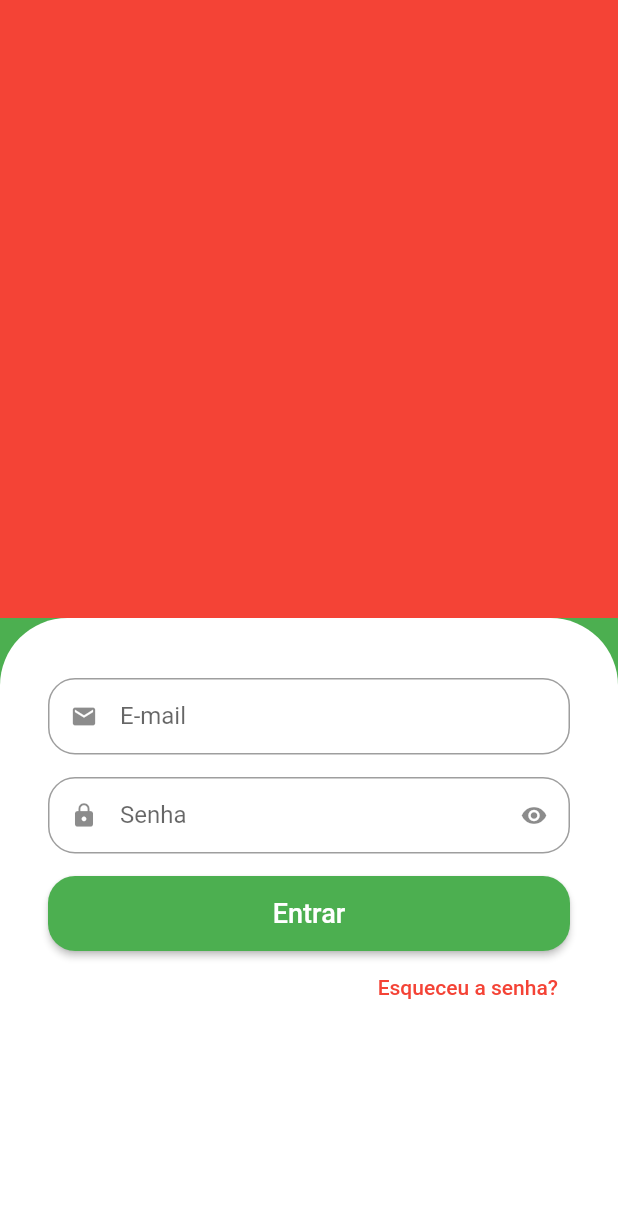
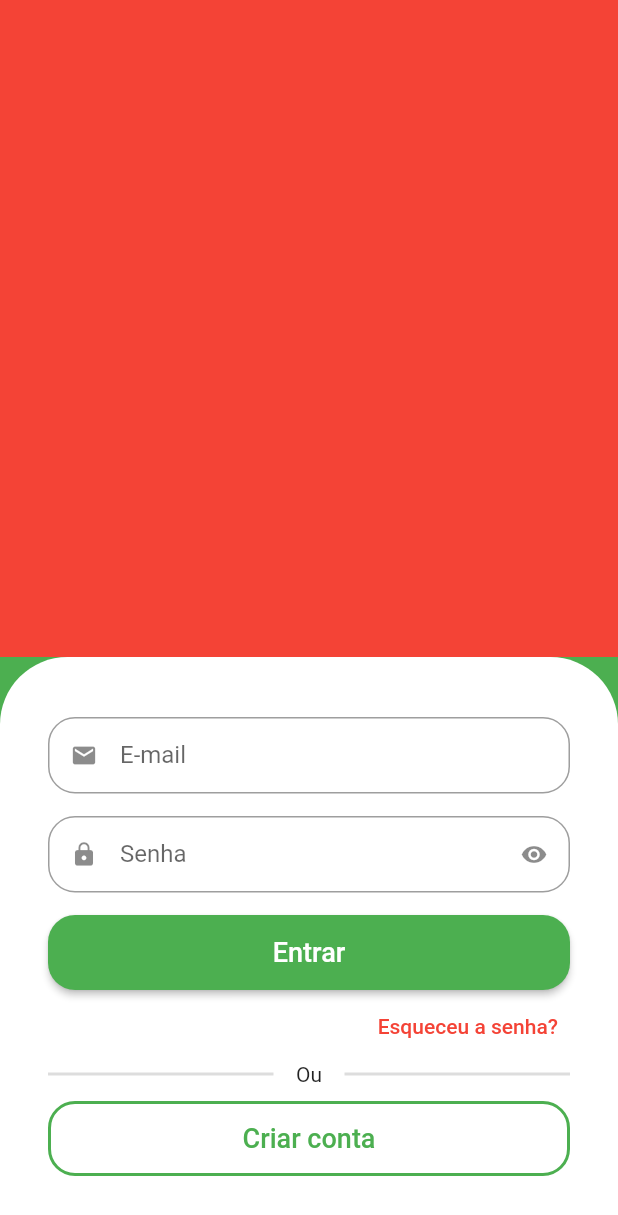
Before and after one commit to estelson/greengrocer, a Flutter app: the screen it shows after launch, on a phone screen of 412 x 824 dp. Shown: the top 1215 px of the screen. Run offline on Flutter 3.47's test engine with Material 2 defaults, Android fonts, the phone set to English and light mode, and no system bars.

Commit message:
Criando o botão de cadastro e corriginto as proporções dos blocos da tela com Expanded

```diff
--- a/lib/src/auth/sign_in_screen.dart
+++ b/lib/src/auth/sign_in_screen.dart
@@ -14,8 +14,7 @@ class SignInScreen extends StatelessWidget {
             color: Colors.red,
           ),
         ),
-        Expanded(
-          child: Container(
+        Container(
           padding: const EdgeInsets.symmetric(
             horizontal: 32,
             vertical: 40,
@@ -24,6 +23,8 @@ class SignInScreen extends StatelessWidget {
             color: Colors.white,
             borderRadius: BorderRadius.vertical(top: Radius.circular(45)),
           ),
+
+          // Botões de e-mail e senha
           child: Column(
             crossAxisAlignment: CrossAxisAlignment.stretch,
             children: [
@@ -40,6 +41,7 @@ class SignInScreen extends StatelessWidget {
                 isSecret: true,
               ),
 
+              // Botão Entrar
               SizedBox(
                 height: 50,
                 child: ElevatedButton(
@@ -55,6 +57,8 @@ class SignInScreen extends StatelessWidget {
                   ),
                 ),
               ),
+
+              // Esqueceu a senha
               Align(
                 alignment: Alignment.centerRight,
                 child: TextButton(
@@ -67,8 +71,55 @@ class SignInScreen extends StatelessWidget {
                   ),
                 ),
               ),
+
+              // Divisor
+              Padding(
+                padding: const EdgeInsets.only(bottom: 10),
+                child: Row(
+                  children: [
+                    Expanded(
+                      child: Divider(
+                        color: Colors.grey.withAlpha(90),
+                        thickness: 2,
+                      ),
+                    ),
+                    const Padding(
+                      padding: EdgeInsets.symmetric(horizontal: 15),
+                      child: Text("Ou"),
+                    ),
+                    Expanded(
+                      child: Divider(
+                        color: Colors.grey.withAlpha(90),
+                        thickness: 2,
+                      ),
+                    ),
                   ],
                 ),
+              ),
+
+              // Botão Novo usuário
+              SizedBox(
+                height: 50,
+                child: OutlinedButton(
+                  style: OutlinedButton.styleFrom(
+                    shape: RoundedRectangleBorder(
+                      borderRadius: BorderRadius.circular(18),
+                    ),
+                    side: const BorderSide(
+                      width: 2,
+                      color: Colors.green,
+                    ),
+                  ),
+                  onPressed: () {},
+                  child: const Text(
+                    "Criar conta",
+                    style: TextStyle(
+                      fontSize: 18,
+                    ),
+                  ),
+                ),
+              ),
+            ],
           ),
         ),
       ]),
```
Lines whose indentation alone changed are shown as unchanged.
